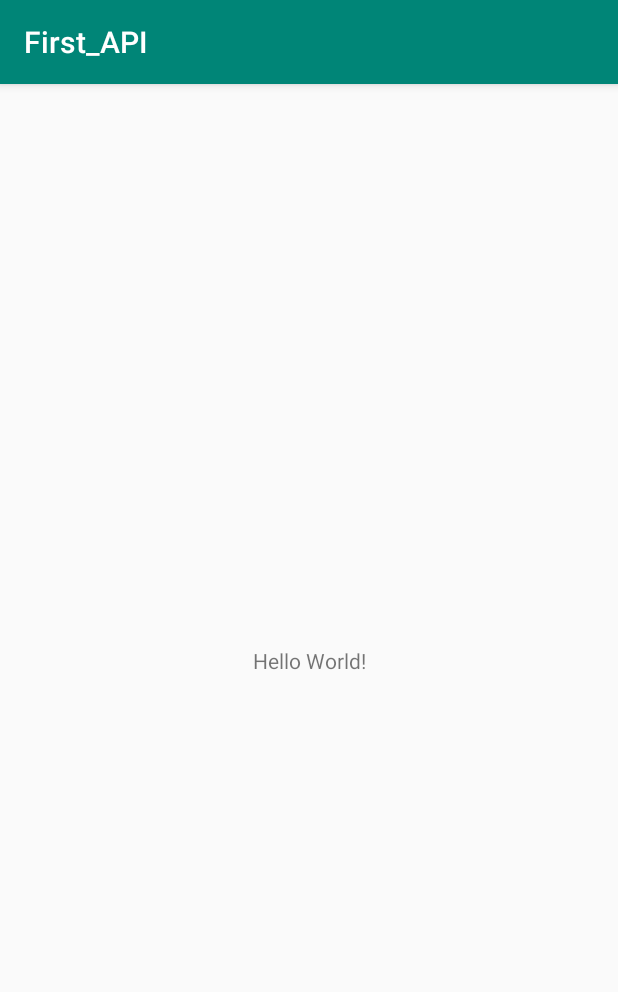
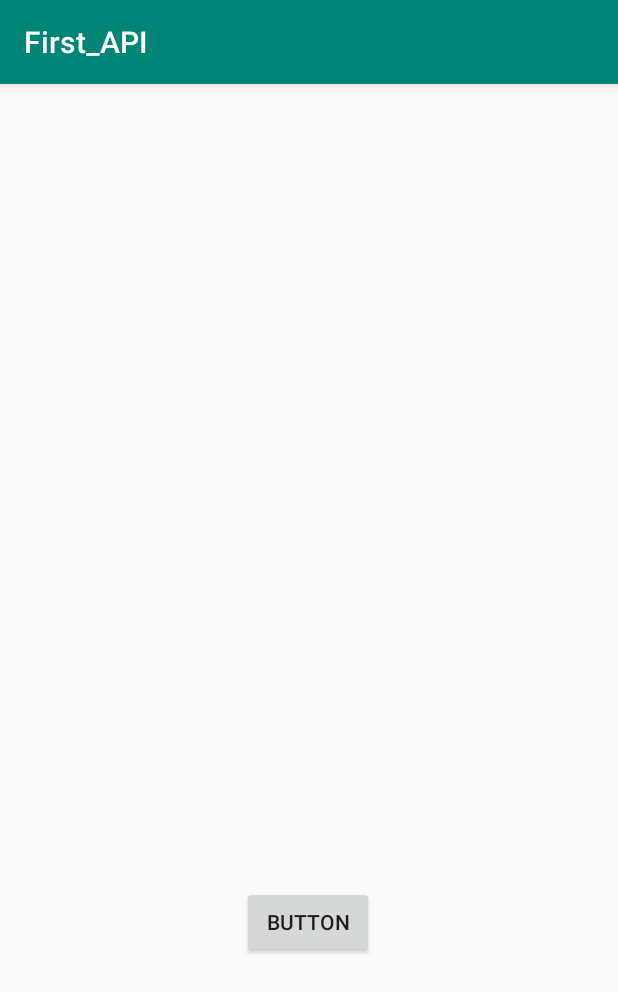
Before and after one commit to Aditya2223/API_app, an Android app: the screen it shows after launch (MainActivity), on a phone screen of 412 x 824 dp. Shown: the top 992 px of the screen. Run offline under Robolectric (Android 15) with nearby library versions, the phone set to English and light mode, and no system bars.

Commit message:
Button added

```diff
--- a/app/src/main/res/layout/activity_main.xml
+++ b/app/src/main/res/layout/activity_main.xml
@@ -6,13 +6,17 @@
     android:layout_height="match_parent"
     tools:context=".MainActivity">
 
-    <TextView
+    <Button
+        android:id="@+id/button2"
         android:layout_width="wrap_content"
         android:layout_height="wrap_content"
-        android:text="Hello World!"
+        android:layout_marginTop="8dp"
+        android:layout_marginBottom="8dp"
+        android:text="Button"
         app:layout_constraintBottom_toBottomOf="parent"
-        app:layout_constraintLeft_toLeftOf="parent"
-        app:layout_constraintRight_toRightOf="parent"
-        app:layout_constraintTop_toTopOf="parent" />
-
+        app:layout_constraintEnd_toEndOf="parent"
+        app:layout_constraintHorizontal_bias="0.498"
+        app:layout_constraintStart_toStartOf="parent"
+        app:layout_constraintTop_toTopOf="parent"
+        app:layout_constraintVertical_bias="0.748" />
 </android.support.constraint.ConstraintLayout>
```
